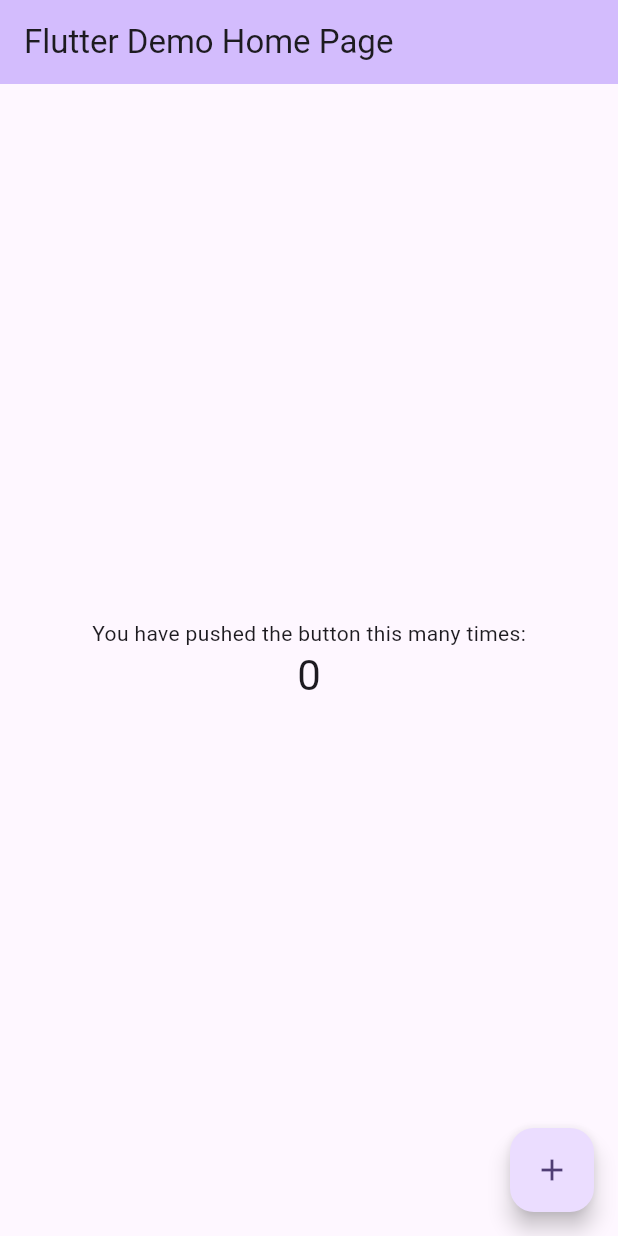
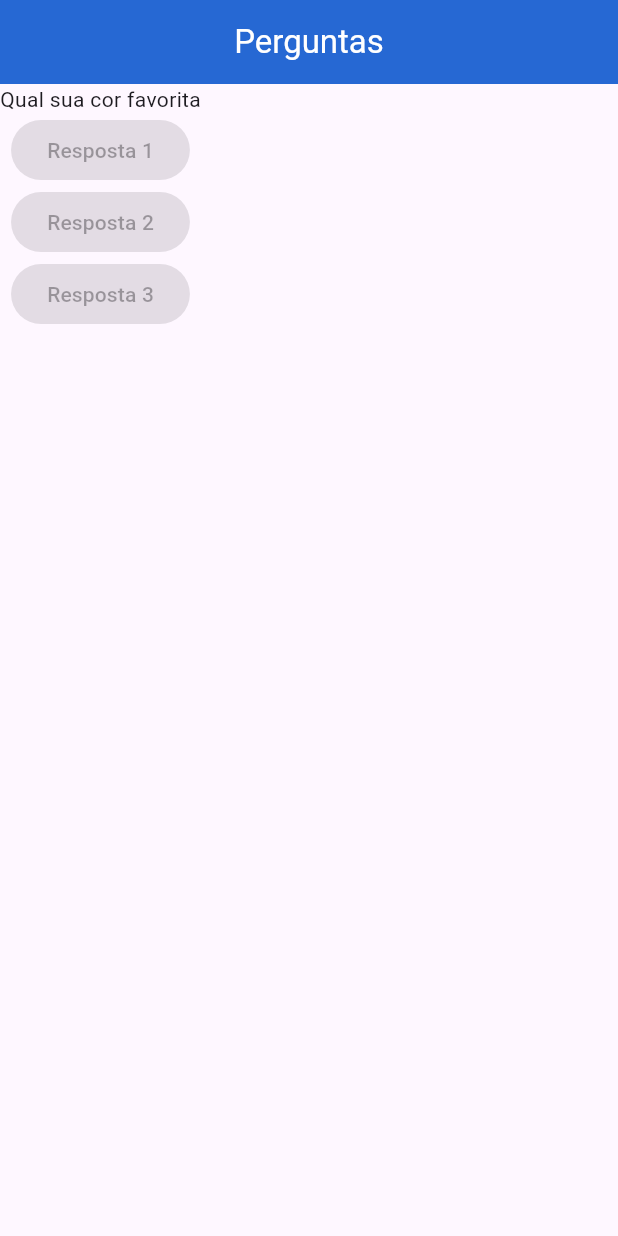
Before and after one commit to wesley-gp/projeto_perguntas, a Flutter app: the screen it shows after launch, on a phone screen of 412 x 824 dp. Run offline on Flutter 3.47's test engine with Material 3 defaults, Android fonts, the phone set to English and light mode, and no system bars.

Commit message:
Comeco da Aplicaçao

```diff
--- a/lib/main.dart
+++ b/lib/main.dart
@@ -1,125 +1,47 @@
+// ignore_for_file: prefer_const_constructors, prefer_const_literals_to_create_immutables
+
 import 'package:flutter/material.dart';
 
-void main() {
-  runApp(const MyApp());
+main() {
+  runApp(PerguntaApp());
 }
 
-class MyApp extends StatelessWidget {
-  const MyApp({super.key});
-
-  // This widget is the root of your application.
+class PerguntaApp extends StatelessWidget {
+  const PerguntaApp({super.key});
   @override
   Widget build(BuildContext context) {
+    final pergunta = [
+      "Qual sua cor favorita",
+      'Qual seu jogo favorito',
+      'qual sua linguagem favorita'
+    ];
     return MaterialApp(
-      title: 'Flutter Demo',
-      theme: ThemeData(
-        // This is the theme of your application.
-        //
-        // TRY THIS: Try running your application with "flutter run". You'll see
-        // the application has a purple toolbar. Then, without quitting the app,
-        // try changing the seedColor in the colorScheme below to Colors.green
-        // and then invoke "hot reload" (save your changes or press the "hot
-        // reload" button in a Flutter-supported IDE, or press "r" if you used
-        // the command line to start the app).
-        //
-        // Notice that the counter didn't reset back to zero; the application
-        // state is not lost during the reload. To reset the state, use hot
-        // restart instead.
-        //
-        // This works for code too, not just values: Most code changes can be
-        // tested with just a hot reload.
-        colorScheme: ColorScheme.fromSeed(seedColor: Colors.deepPurple),
-        useMaterial3: true,
+        home: Scaffold(
+      appBar: AppBar(
+        title: Text(
+          "Perguntas",
+          style: TextStyle(color: Color.fromARGB(255, 255, 255, 255)),
+        ),
+        backgroundColor: Color.fromARGB(255, 38, 104, 211),
+        centerTitle: true,
       ),
-      home: const MyHomePage(title: 'Flutter Demo Home Page'),
-    );
+      body: Column(
+        children: [
+          Text(pergunta[0]),
+          ElevatedButton(
+            onPressed: null,
+            child: Text("Resposta 1"),
+          ),
+          ElevatedButton(
+            onPressed: null,
+            child: Text("Resposta 2"),
+          ),
+          ElevatedButton(
+            onPressed: null,
+            child: Text("Resposta 3"),
+          ),
+        ],
+      ),
+    ));
   }
 }
-
-class MyHomePage extends StatefulWidget {
-  const MyHomePage({super.key, required this.title});
-
-  // This widget is the home page of your application. It is stateful, meaning
-  // that it has a State object (defined below) that contains fields that affect
-  // how it looks.
-
-  // This class is the configuration for the state. It holds the values (in this
-  // case the title) provided by the parent (in this case the App widget) and
-  // used by the build method of the State. Fields in a Widget subclass are
-  // always marked "final".
-
-  final String title;
-
-  @override
-  State<MyHomePage> createState() => _MyHomePageState();
-}
-
-class _MyHomePageState extends State<MyHomePage> {
-  int _counter = 0;
-
-  void _incrementCounter() {
-    setState(() {
-      // This call to setState tells the Flutter framework that something has
-      // changed in this State, which causes it to rerun the build method below
-      // so that the display can reflect the updated values. If we changed
-      // _counter without calling setState(), then the build method would not be
-      // called again, and so nothing would appear to happen.
-      _counter++;
-    });
-  }
-
-  @override
-  Widget build(BuildContext context) {
-    // This method is rerun every time setState is called, for instance as done
-    // by the _incrementCounter method above.
-    //
-    // The Flutter framework has been optimized to make rerunning build methods
-    // fast, so that you can just rebuild anything that needs updating rather
-    // than having to individually change instances of widgets.
-    return Scaffold(
-      appBar: AppBar(
-        // TRY THIS: Try changing the color here to a specific color (to
-        // Colors.amber, perhaps?) and trigger a hot reload to see the AppBar
-        // change color while the other colors stay the same.
-        backgroundColor: Theme.of(context).colorScheme.inversePrimary,
-        // Here we take the value from the MyHomePage object that was created by
-        // the App.build method, and use it to set our appbar title.
-        title: Text(widget.title),
-      ),
-      body: Center(
-        // Center is a layout widget. It takes a single child and positions it
-        // in the middle of the parent.
-        child: Column(
-          // Column is also a layout widget. It takes a list of children and
-          // arranges them vertically. By default, it sizes itself to fit its
-          // children horizontally, and tries to be as tall as its parent.
-          //
-          // Column has various properties to control how it sizes itself and
-          // how it positions its children. Here we use mainAxisAlignment to
-          // center the children vertically; the main axis here is the vertical
-          // axis because Columns are vertical (the cross axis would be
-          // horizontal).
-          //
-          // TRY THIS: Invoke "debug painting" (choose the "Toggle Debug Paint"
-          // action in the IDE, or press "p" in the console), to see the
-          // wireframe for each widget.
-          mainAxisAlignment: MainAxisAlignment.center,
-          children: <Widget>[
-            const Text(
-              'You have pushed the button this many times:',
-            ),
-            Text(
-              '$_counter',
-              style: Theme.of(context).textTheme.headlineMedium,
-            ),
-          ],
-        ),
-      ),
-      floatingActionButton: FloatingActionButton(
-        onPressed: _incrementCounter,
-        tooltip: 'Increment',
-        child: const Icon(Icons.add),
-      ), // This trailing comma makes auto-formatting nicer for build methods.
-    );
-  }
-}
```
Also changed, not shown: 1 other file.
